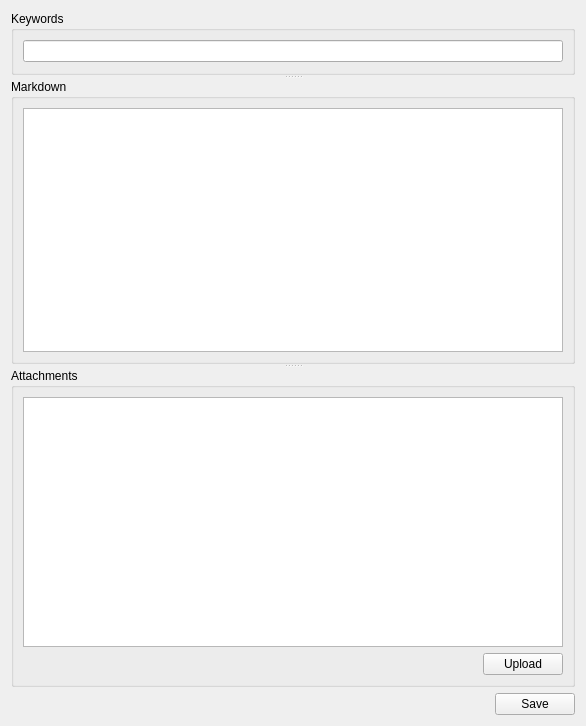
Old version of the form jezen/editor.ui in the repository HazenBabcock/APyEC.
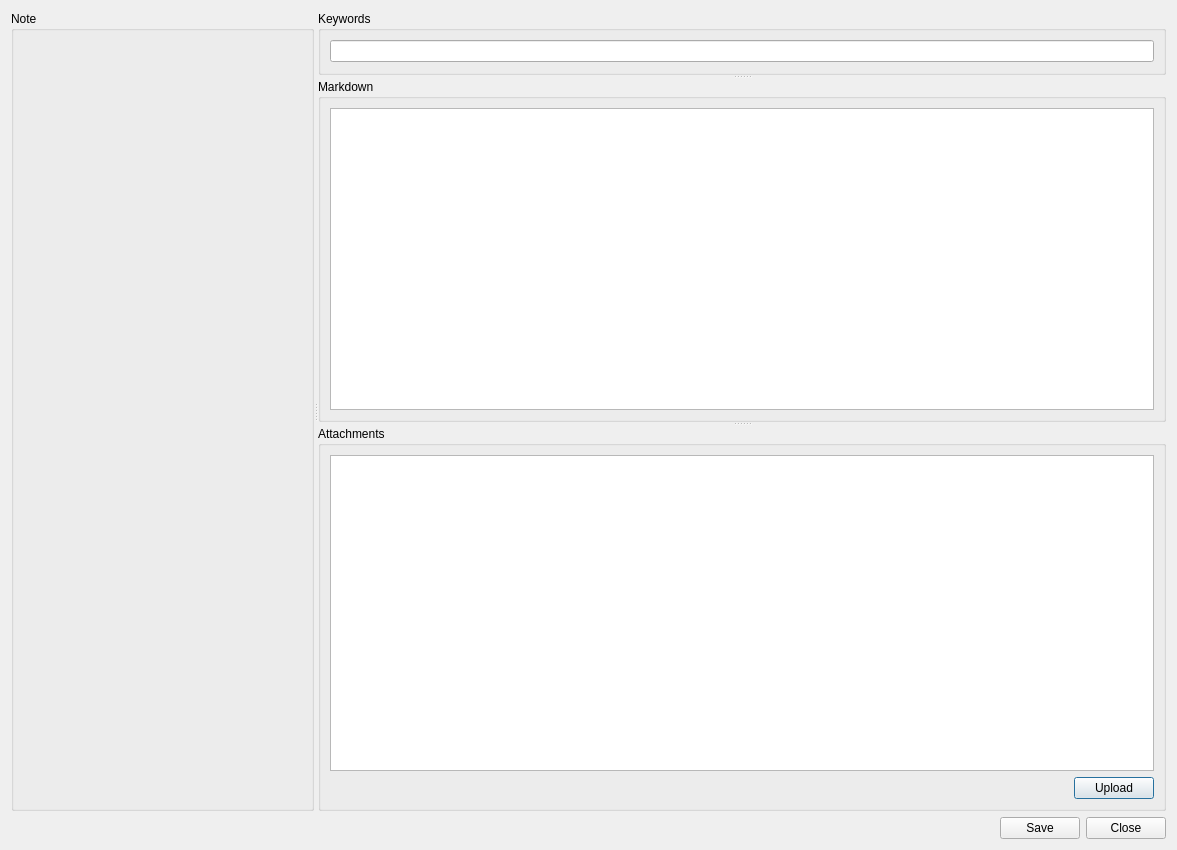
New version of the form.

Commit message: Get note editting working again. Fix some other bugs..

```diff
--- a/jezen/editor.ui
+++ b/jezen/editor.ui
@@ -1,13 +1,13 @@
 <?xml version="1.0" encoding="UTF-8"?>
 <ui version="4.0">
- <class>Form</class>
- <widget class="QWidget" name="Form">
+ <class>Dialog</class>
+ <widget class="QDialog" name="Dialog">
   <property name="geometry">
    <rect>
     <x>0</x>
     <y>0</y>
-    <width>586</width>
-    <height>726</height>
+    <width>1177</width>
+    <height>850</height>
    </rect>
   </property>
   <property name="windowTitle">
@@ -15,6 +15,27 @@
   </property>
   <layout class="QVBoxLayout" name="verticalLayout">
    <item>
+    <widget class="QSplitter" name="splitter">
+     <property name="sizePolicy">
+      <sizepolicy hsizetype="Expanding" vsizetype="MinimumExpanding">
+       <horstretch>0</horstretch>
+       <verstretch>0</verstretch>
+      </sizepolicy>
+     </property>
+     <property name="orientation">
+      <enum>Qt::Horizontal</enum>
+     </property>
+     <widget class="QGroupBox" name="noteGroupBox">
+      <property name="sizePolicy">
+       <sizepolicy hsizetype="MinimumExpanding" vsizetype="MinimumExpanding">
+        <horstretch>0</horstretch>
+        <verstretch>0</verstretch>
+       </sizepolicy>
+      </property>
+      <property name="title">
+       <string>Note</string>
+      </property>
+     </widget>
     <widget class="QSplitter" name="editSplitter">
      <property name="orientation">
       <enum>Qt::Vertical</enum>
@@ -47,7 +68,14 @@
       </property>
       <layout class="QVBoxLayout" name="verticalLayout_5">
        <item>
-        <widget class="QTextEdit" name="noteTextEdit"/>
+         <widget class="QTextEdit" name="noteTextEdit">
+          <property name="sizePolicy">
+           <sizepolicy hsizetype="MinimumExpanding" vsizetype="Expanding">
+            <horstretch>0</horstretch>
+            <verstretch>0</verstretch>
+           </sizepolicy>
+          </property>
+         </widget>
        </item>
       </layout>
      </widget>
@@ -86,9 +114,13 @@
       </layout>
      </widget>
     </widget>
+    </widget>
    </item>
    <item>
     <layout class="QHBoxLayout" name="horizontalLayout_2">
+     <property name="sizeConstraint">
+      <enum>QLayout::SetDefaultConstraint</enum>
+     </property>
      <item>
       <spacer name="horizontalSpacer_2">
        <property name="orientation">
@@ -104,6 +136,12 @@
      </item>
      <item>
       <widget class="QPushButton" name="saveButton">
+       <property name="sizePolicy">
+        <sizepolicy hsizetype="Preferred" vsizetype="Fixed">
+         <horstretch>0</horstretch>
+         <verstretch>0</verstretch>
+        </sizepolicy>
+       </property>
        <property name="text">
         <string>Save</string>
        </property>
@@ -118,6 +156,19 @@
        </property>
       </widget>
      </item>
+     <item>
+      <widget class="QPushButton" name="closeButton">
+       <property name="sizePolicy">
+        <sizepolicy hsizetype="Preferred" vsizetype="Fixed">
+         <horstretch>0</horstretch>
+         <verstretch>0</verstretch>
+        </sizepolicy>
+       </property>
+       <property name="text">
+        <string>Close</string>
+       </property>
+      </widget>
+     </item>
     </layout>
    </item>
   </layout>
```
Left out of the diff: 2 changed lines with no effect on the pictures. Lines whose indentation alone changed are shown as unchanged. The commit also changes 8 other files.
